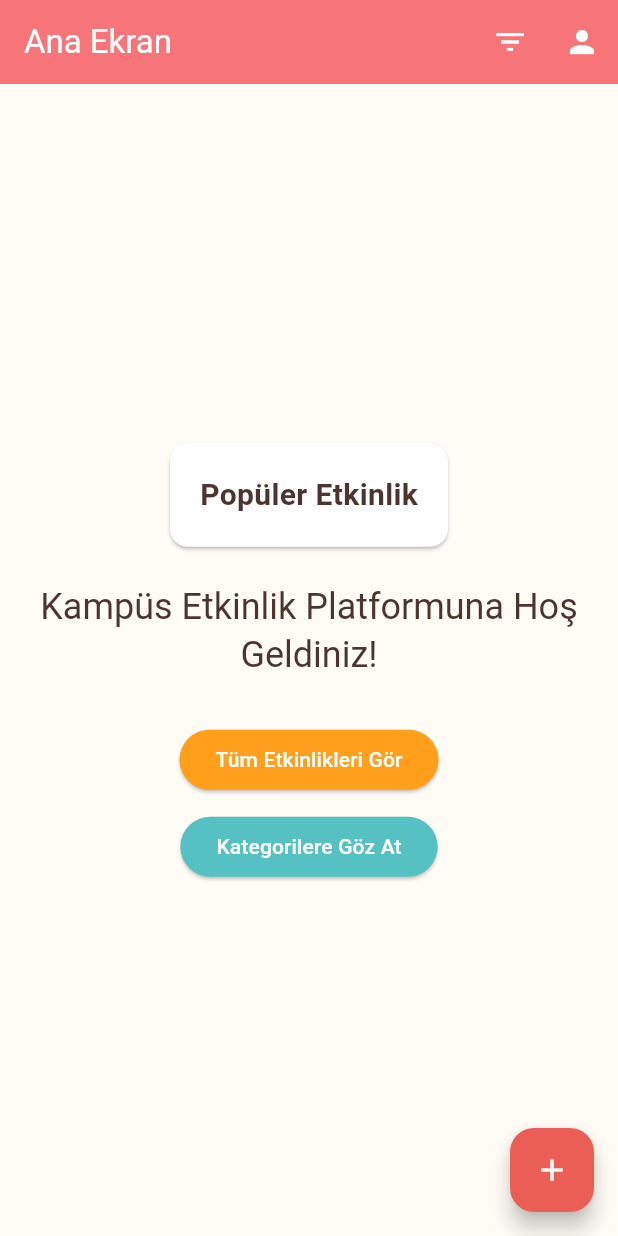
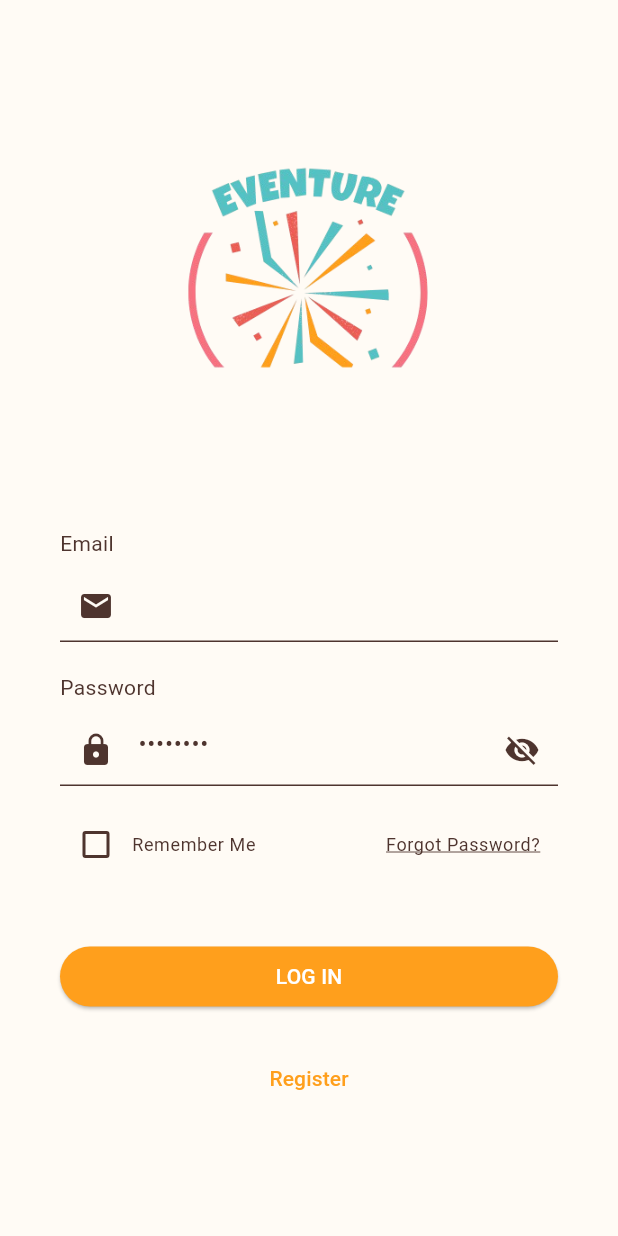
Before and after one commit to codedbybell/EventureFrontend, a Flutter app: the screen it shows after launch, on a phone screen of 412 x 824 dp. Run offline on Flutter 3.47's test engine with Material 3 defaults, Android fonts, the phone set to English and light mode, and no system bars.

Commit message:
Add login and registration screens
- Implemented LoginScreen with email and password fields, remember me checkbox, and navigation to registration.
- Implemented RegisterScreen with first name, last name, email, and password fields, along with navigation back to login.
- Added visibility toggle for password fields in both screens.
- Integrated logo image in both screens for branding.

```diff
--- a/eventure/lib/main.dart
+++ b/eventure/lib/main.dart
@@ -1,128 +1,30 @@
-import 'package:eventure/thema/thema.dart' as AppTheme;
 import 'package:flutter/material.dart';
-// Oluşturduğumuz theme.dart dosyasını 'AppTheme' adıyla import ediyoruz.
+import 'screens/login_screen.dart';
+import 'screens/register_screen.dart';
+import 'thema/thema.dart';
 
 void main() {
-  runApp(const KampusEtkinlikApp());
+  runApp(const MyApp());
 }
 
-class KampusEtkinlikApp extends StatelessWidget {
-  const KampusEtkinlikApp({Key? key}) : super(key: key);
+class MyApp extends StatelessWidget {
+  const MyApp({Key? key}) : super(key: key);
 
   @override
   Widget build(BuildContext context) {
     return MaterialApp(
-      // Uygulama başlığı (genellikle uygulama değiştiricide görünür)
-      title: 'Kampüs Etkinlik Platformu',
-
-      // Hata ayıklama (debug) etiketini kaldırır
+      title: 'Eventure Auth UI',
       debugShowCheckedModeBanner: false,
 
-      // Açık tema olarak theme.dart dosyasındaki lightTheme'i kullan
-      theme: AppTheme.lightTheme,
-
-      // Koyu tema olarak theme.dart dosyasındaki darkTheme'i kullan
-      darkTheme: AppTheme.darkTheme,
-
-      // Cihazın ayarlarına göre temayı otomatik seçer (Açık/Koyu)
-      // Dilerseniz ThemeMode.light veya ThemeMode.dark olarak sabitleyebilirsiniz.
+      theme: lightTheme,
+      darkTheme: darkTheme,
       themeMode: ThemeMode.system,
 
-      // Uygulamanın başlangıç ekranı
-      home: const AnaEkran(),
+      initialRoute: '/login',
+      routes: {
+        '/login': (context) => const LoginScreen(),
+        '/register': (context) => const RegisterScreen(),
+      },
     );
   }
 }
-
-class AnaEkran extends StatelessWidget {
-  const AnaEkran({Key? key}) : super(key: key);
-
-  @override
-  Widget build(BuildContext context) {
-    // Scaffold, temel Material Design görsel düzenini uygular.
-    return Scaffold(
-      // AppBar, ekranın üst kısmındaki çubuktur.
-      appBar: AppBar(
-        backgroundColor: AppTheme.paletSomon,
-        // AppBar başlığı. Tema tarafından otomatik olarak renklendirilir.
-        title: const Text('Ana Ekran'),
-        actions: [
-          // AppBar'a ikon ekleme
-          IconButton(
-            icon: const Icon(Icons.filter_list),
-            onPressed: () {
-              // Filtreleme işlemleri burada yapılacak
-            },
-          ),
-          IconButton(
-            icon: const Icon(Icons.person),
-            onPressed: () {
-              // Profil ekranına yönlendirme burada yapılacak
-            },
-          ),
-        ],
-      ),
-
-      // Ekranın ana içeriği
-      body: Padding(
-        padding: const EdgeInsets.all(16.0),
-        child: Center(
-          child: Column(
-            mainAxisAlignment: MainAxisAlignment.center,
-            children: <Widget>[
-              // Kart widget'ı. Temadan cardColor özelliğini alır.
-              Card(
-                color: Theme.of(
-                  context,
-                ).cardColor, // Temadan açık sarı rengi alacak
-                child: const Padding(
-                  padding: EdgeInsets.all(20.0),
-                  child: Text(
-                    'Popüler Etkinlik',
-                    style: TextStyle(fontSize: 20, fontWeight: FontWeight.bold),
-                  ),
-                ),
-              ),
-              const SizedBox(height: 20),
-
-              // Metin widget'ı. Temanın textTheme'inden stilini alır.
-              Text(
-                'Kampüs Etkinlik Platformuna Hoş Geldiniz!',
-                textAlign: TextAlign.center,
-                style: Theme.of(context).textTheme.headlineSmall,
-              ),
-              const SizedBox(height: 30),
-
-              // Yükseltilmiş buton. Temanın elevatedButtonTheme'inden stilini alır.
-              ElevatedButton(
-                onPressed: () {},
-                child: const Text('Tüm Etkinlikleri Gör'),
-              ),
-              const SizedBox(height: 10),
-
-              // İkincil renk (Cam Göbeği) ile bir buton örneği
-              ElevatedButton(
-                style: ElevatedButton.styleFrom(
-                  backgroundColor: Theme.of(
-                    context,
-                  ).colorScheme.secondary, // Temadan ikincil rengi alır
-                ),
-                onPressed: () {},
-                child: const Text('Kategorilere Göz At'),
-              ),
-            ],
-          ),
-        ),
-      ),
-
-      // Floating Action Button (FAB). Temanın floatingActionButtonTheme'inden stilini alır.
-      floatingActionButton: FloatingActionButton(
-        backgroundColor: AppTheme.paletKoyuMercan,
-        onPressed: () {
-          // Yeni etkinlik ekleme ekranına yönlendirme
-        },
-        child: const Icon(Icons.add),
-      ),
-    );
-  }
-}
--- /dev/null
+++ b/eventure/lib/screens/login_screen.dart
@@ -0,0 +1,117 @@
+import 'package:flutter/material.dart';
+
+class LoginScreen extends StatefulWidget {
+  const LoginScreen({Key? key}) : super(key: key);
+
+  @override
+  _LoginScreenState createState() => _LoginScreenState();
+}
+
+class _LoginScreenState extends State<LoginScreen> {
+  bool _isPasswordVisible = false;
+  bool _rememberMe = false;
+
+  @override
+  Widget build(BuildContext context) {
+    final colorScheme = Theme.of(context).colorScheme;
+    final textTheme = Theme.of(context).textTheme;
+
+    return Scaffold(
+      body: SingleChildScrollView(
+        child: Padding(
+          padding: const EdgeInsets.symmetric(horizontal: 40.0),
+          child: Column(
+            crossAxisAlignment: CrossAxisAlignment.stretch,
+            children: [
+              const SizedBox(height: 50),
+              Image.asset('assets/logo.png', height: 300),
+              const SizedBox(height: 2),
+
+              Text('Email', style: textTheme.bodyMedium),
+              const SizedBox(height: 8),
+              TextField(
+                keyboardType: TextInputType.emailAddress,
+                style: TextStyle(color: colorScheme.onBackground),
+                decoration: const InputDecoration(
+                  prefixIcon: Icon(Icons.email),
+                ),
+              ),
+              const SizedBox(height: 20),
+
+              Text('Password', style: textTheme.bodyMedium),
+              const SizedBox(height: 8),
+              TextField(
+                obscureText: !_isPasswordVisible,
+                style: TextStyle(color: colorScheme.onBackground),
+                decoration: InputDecoration(
+                  prefixIcon: const Icon(Icons.lock),
+                  hintText: '••••••••',
+                  suffixIcon: IconButton(
+                    icon: Icon(
+                      _isPasswordVisible
+                          ? Icons.visibility
+                          : Icons.visibility_off,
+                    ),
+                    onPressed: () {
+                      setState(() {
+                        _isPasswordVisible = !_isPasswordVisible;
+                      });
+                    },
+                  ),
+                ),
+              ),
+              const SizedBox(height: 15),
+
+              Row(
+                mainAxisAlignment: MainAxisAlignment.spaceBetween,
+                children: [
+                  Row(
+                    children: [
+                      Checkbox(
+                        value: _rememberMe,
+                        activeColor: colorScheme.primary,
+                        onChanged: (value) {
+                          setState(() {
+                            _rememberMe = value!;
+                          });
+                        },
+                      ),
+                      Text('Remember Me', style: textTheme.bodySmall),
+                    ],
+                  ),
+                  TextButton(
+                    onPressed: () {},
+                    child: Text(
+                      'Forgot Password?',
+                      style: textTheme.bodySmall?.copyWith(
+                        decoration: TextDecoration.underline,
+                      ),
+                    ),
+                  ),
+                ],
+              ),
+              const SizedBox(height: 40),
+
+              ElevatedButton(
+                onPressed: () {},
+                child: Text('LOG IN', style: textTheme.labelLarge),
+              ),
+              const SizedBox(height: 20),
+
+              TextButton(
+                onPressed: () {
+                  Navigator.pushNamed(context, '/register');
+                },
+                child: Text(
+                  'Register',
+                  style: TextStyle(color: colorScheme.primary),
+                ),
+              ),
+              const SizedBox(height: 50),
+            ],
+          ),
+        ),
+      ),
+    );
+  }
+}
--- a/eventure/pubspec.yaml
+++ b/eventure/pubspec.yaml
@@ -56,6 +56,8 @@ flutter:
   # included with your application, so that you can use the icons in
   # the material Icons class.
   uses-material-design: true
+  assets:
+    - assets/
 
   # To add assets to your application, add an assets section, like this:
   # assets:
```
Also changed, not shown: eventure/lib/screens/register_screen.dart (added, +103 -0 lines), eventure/assets/logo.png (added).
